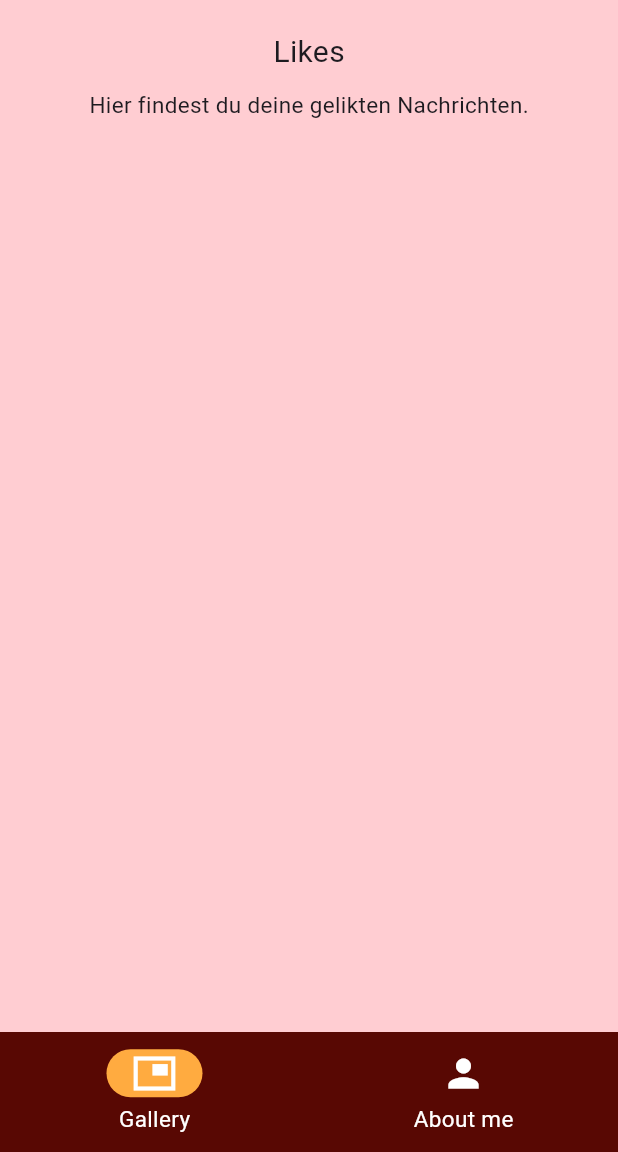
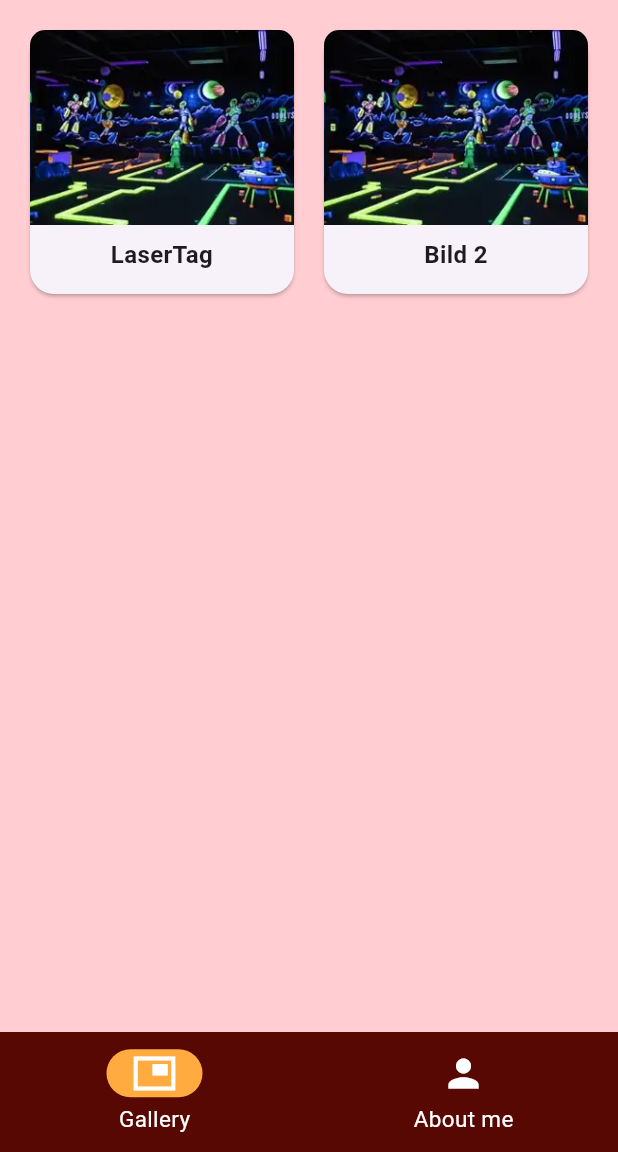
Before and after one commit to Selihei/bildergalerie, a Flutter app: the screen it shows after launch, on a phone screen of 412 x 824 dp, the part 84-1236 px from its top. Run offline on Flutter 3.47's test engine with Material 3 defaults, Android fonts, the phone set to English and light mode, and no system bars.

Commit message:
added Gallery and Detail Page

```diff
--- /dev/null
+++ b/lib/gallery_data.dart
@@ -0,0 +1,30 @@
+import 'package:flutter/material.dart';
+
+class GalleryItem {
+  final String assetPath;
+  final String title;
+  final String? description;
+  final String? id;
+
+  const GalleryItem({
+    required this.assetPath,
+    required this.title,
+    this.description,
+    this.id,
+  });
+}
+
+const List<GalleryItem> galleryItems = [
+  GalleryItem(
+    id: 'bild_1',
+    assetPath: 'assets/images/lasertag_1.jpg',
+    title: 'LaserTag',
+    description: 'Ein schönes Bild 1.',
+  ),
+  GalleryItem(
+    id: 'bild_2',
+    assetPath: 'assets/images/lasertag_1.jpg',
+    title: 'Bild 2',
+    description: 'Ein schönes Bild 2.',
+  )
+];
--- a/lib/screens/gallery.dart
+++ b/lib/screens/gallery.dart
@@ -1,18 +1,59 @@
+import 'package:bildergalerie/screens/details.dart';
 import  'package:flutter/material.dart';
+import 'package:bildergalerie/gallery_data.dart';
 
 class GalleryScreen extends StatelessWidget {
   const GalleryScreen({super.key});
 
   @override
   Widget build(BuildContext context) {
-    return Center(
-      child: Column(
-        children: [
-          SizedBox(height: 20,),
-          Text("Likes", style: TextStyle(fontSize: 20),),
-          SizedBox(height: 10,),
-          Text("Hier findest du deine gelikten Nachrichten.", softWrap: true, style: TextStyle(fontSize: 15),)
-        ],
+    return Padding(
+      padding: const EdgeInsets.all(16.0),
+      child: GridView.builder(
+        itemCount: galleryItems.length,
+        gridDelegate: const SliverGridDelegateWithFixedCrossAxisCount(
+          crossAxisCount: 2,
+          crossAxisSpacing: 12,
+          mainAxisSpacing: 12,
+          ),
+
+         itemBuilder: (context, index){
+         final item = galleryItems[index];
+
+         return GestureDetector(
+          onTap: (){
+            Navigator.push(context, MaterialPageRoute(builder: (context) => DetailsScreen(item: item),
+            ),
+            );
+          },
+         child: Card(
+
+          shape: RoundedRectangleBorder(borderRadius: BorderRadius.circular(16)),
+          child: Column(
+              crossAxisAlignment: CrossAxisAlignment.center,
+              children: [
+                ClipRRect(
+                  borderRadius: const BorderRadius.vertical(top: Radius.circular(10)),
+                  child: Image.asset(
+                    item.assetPath,
+                    width: double.infinity,
+                    height: 130,
+                    fit: BoxFit.cover,
+                  ),
+                ),
+             //   Spacer(),
+              Padding(
+                  padding: const EdgeInsets.all(8.0),
+                  child: Text(
+                    item.title, textAlign: TextAlign.center,
+                    style: const TextStyle(fontSize: 16, fontWeight: FontWeight.bold),
+                  ),
+                ),
+              ],
+            ),
+          ),
+      );
+        },
       ),
     );
   }
--- a/lib/screens/profile.dart
+++ b/lib/screens/profile.dart
@@ -19,7 +19,7 @@ class ProfileScreen extends StatelessWidget {
           SizedBox(height: 10,),
           Text("Reiner Zufall"),
           Text("NPC", style: TextStyle(fontWeight: FontWeight.bold),),
-          SizedBox(height: 20),
+          SizedBox(height: 30),
           Text("Hier kommt noch was", textAlign: TextAlign.justify, style: TextStyle(fontSize: 16),)
         ],
       ),
--- a/lib/widgets.dart
+++ b/lib/widgets.dart
@@ -4,5 +4,6 @@ AppBar buildAppBar(String title) {
   return AppBar(
     title: Center(child: Text(title, style: TextStyle(color: Colors.white),)),
     backgroundColor: const Color.fromARGB(255, 88, 8, 3),
+    iconTheme: const IconThemeData(color: Colors.white),
   );
 }
```
Also changed, not shown: lib/screens/details.dart (+24 -9 lines), assets/images/lasertag_1.jpg (added).
